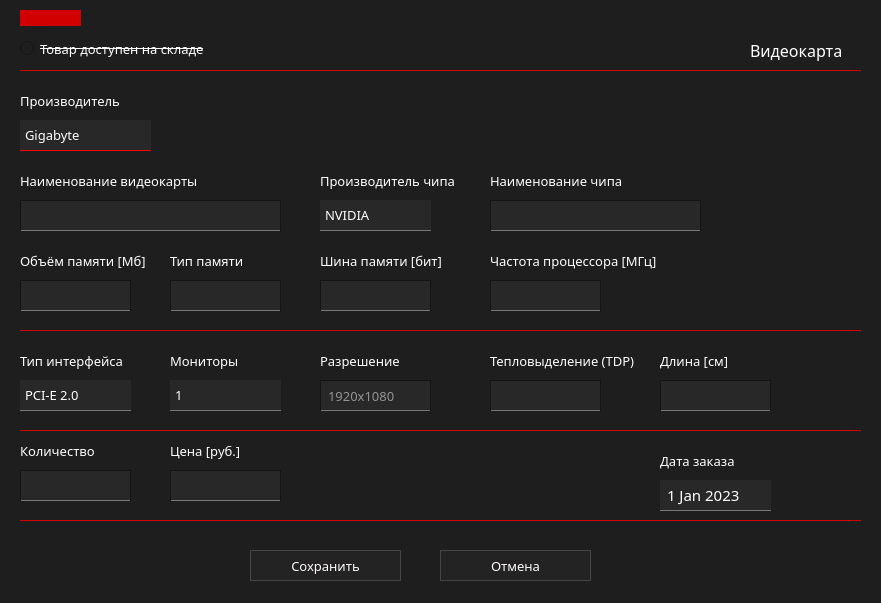
marginalprog/git_pcconf, file ui/add/addChVidWidg.ui: the form before one commit.
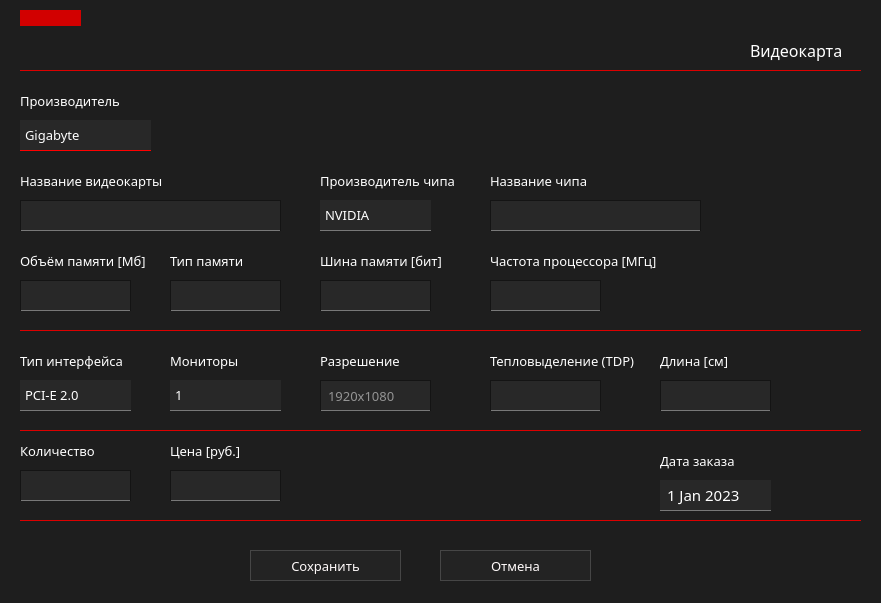
The form after the commit. Icons and pictures are not drawn.

```diff
--- a/ui/add/addChVidWidg.ui
+++ b/ui/add/addChVidWidg.ui
@@ -35,55 +35,6 @@
 }
 </string>
   </property>
-  <widget class="QRadioButton" name="radioButton">
-   <property name="geometry">
-    <rect>
-     <x>20</x>
-     <y>40</y>
-     <width>221</width>
-     <height>17</height>
-    </rect>
-   </property>
-   <property name="sizePolicy">
-    <sizepolicy hsizetype="Maximum" vsizetype="Fixed">
-     <horstretch>0</horstretch>
-     <verstretch>0</verstretch>
-    </sizepolicy>
-   </property>
-   <property name="font">
-    <font>
-     <family>Montserrat Medium</family>
-     <pointsize>10</pointsize>
-     <strikeout>true</strikeout>
-    </font>
-   </property>
-   <property name="styleSheet">
-    <string notr="true">QRadioButton:hover{
-	color: rgb(210,0,0);
-}
-
-QRadioButton::indicator {
-    width: 13px;
-    height: 13px;
- 	border-image: url(&quot;E:/pcconf/images/off.png&quot;) 0;
-}
-
-QRadioButton::indicator:checked {
-    width: 13px;
-    height: 13px;
- 	border-image: url(&quot;E:/pcconf/images/on.png&quot;) 0;
-}
-
-QRadioButton::indicator:unchecked {
-    width: 13px;
-    height: 13px;
- 	border-image: url(&quot;E:/pcconf/images/off.png&quot;) 0;
-}</string>
-   </property>
-   <property name="text">
-    <string>Товар доступен на складе</string>
-   </property>
-  </widget>
   <widget class="QLabel" name="lbFullName">
    <property name="geometry">
     <rect>
@@ -103,7 +54,7 @@
     <string notr="true"/>
    </property>
    <property name="text">
-    <string>Наименование видеокарты</string>
+    <string>Название видеокарты</string>
    </property>
   </widget>
   <widget class="Line" name="line">
@@ -811,7 +762,7 @@
     <string notr="true">border:0px;</string>
    </property>
    <property name="text">
-    <string>Наименование чипа</string>
+    <string>Название чипа</string>
    </property>
   </widget>
   <widget class="Line" name="rectangle">
```
Left out of the diff: 1 changed line with no effect on the pictures.
